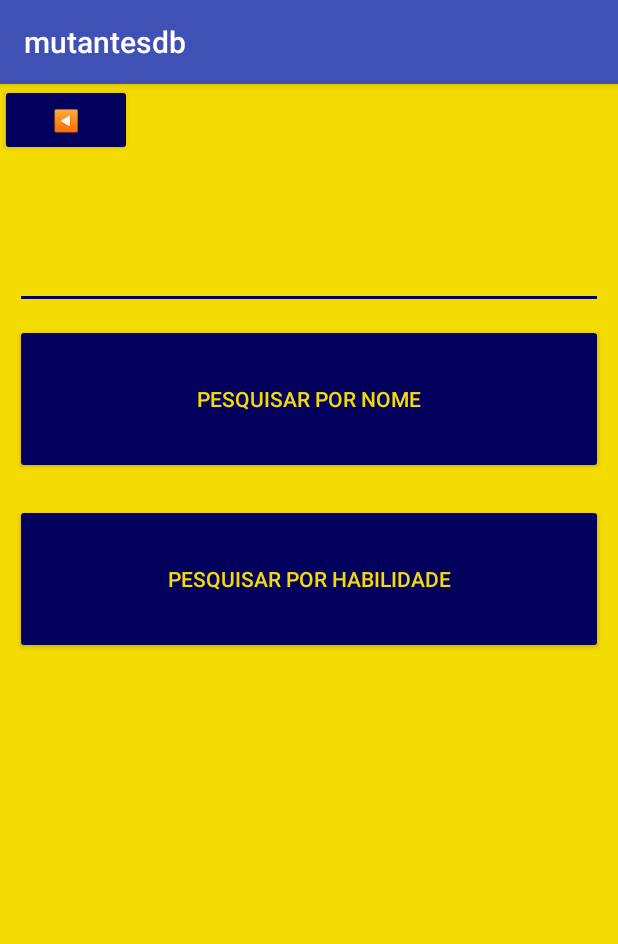
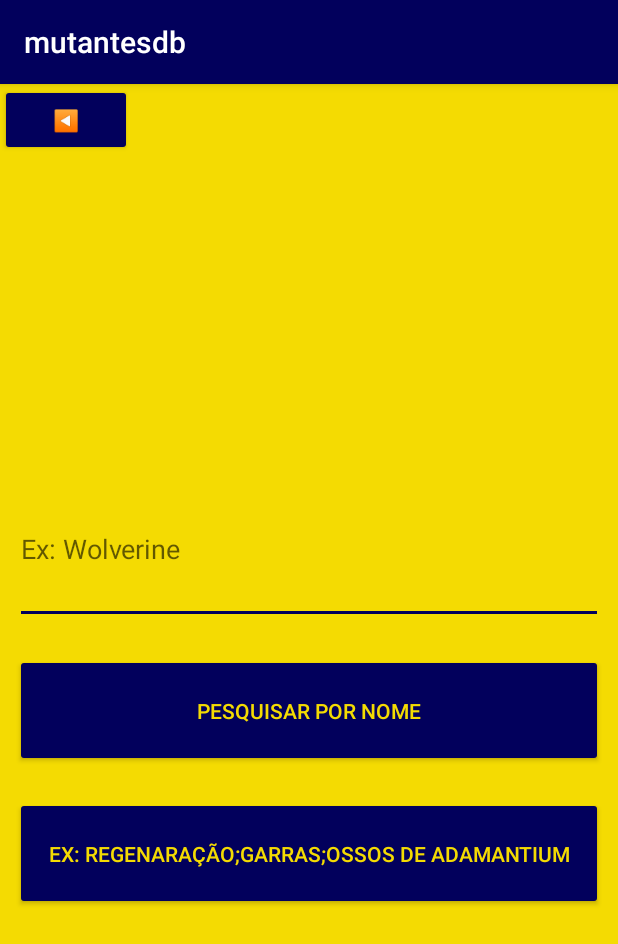
Before and after one commit to itaayp/BD-Mutantes, an Android app: the PesquisarActivity screen opened directly, with no data from a screen before it, on a phone screen of 412 x 824 dp. Shown: the top 944 px of the screen. Run offline under Robolectric (Android 15) with nearby library versions, the phone set to English and light mode, and no system bars.

Commit message:
correcoes finais

```diff
--- a/app/src/main/java/com/tads/jorge/mutantesdb/CadastrarActivity.java
+++ b/app/src/main/java/com/tads/jorge/mutantesdb/CadastrarActivity.java
@@ -11,14 +11,14 @@ public class CadastrarActivity extends AppCompatActivity {
 
     private TextView fieldName;
     private TextView fieldSkills;
-    private MutanteDAO mutanteDBoperation;
+    private MutanteDao mutanteDBoperation;
 
     @Override
     protected void onCreate(Bundle savedInstanceState) {
         super.onCreate(savedInstanceState);
         setContentView(R.layout.activity_cadastrar);
 
-        mutanteDBoperation = new MutanteDAO(this);
+        mutanteDBoperation = new MutanteDao(this);
         mutanteDBoperation.open();
 
         fieldName = findViewById(R.id.mutanteName);
--- a/app/src/main/java/com/tads/jorge/mutantesdb/EditarActivity.java
+++ b/app/src/main/java/com/tads/jorge/mutantesdb/EditarActivity.java
@@ -11,7 +11,7 @@ public class EditarActivity extends AppCompatActivity {
 
     private TextView fieldName;
     private TextView fieldSkills;
-    private MutanteDAO mutanteDBoperation;
+    private MutanteDao mutanteDBoperation;
     private int mutanteId;
     private String mutanteName;
 
@@ -20,7 +20,7 @@ public class EditarActivity extends AppCompatActivity {
         super.onCreate(savedInstanceState);
         setContentView(R.layout.activity_editar);
 
-        mutanteDBoperation = new MutanteDAO(this);
+        mutanteDBoperation = new MutanteDao(this);
         mutanteDBoperation.open();
 
         fieldName = findViewById(R.id.mutanteName);
--- a/app/src/main/java/com/tads/jorge/mutantesdb/ListarActivity.java
+++ b/app/src/main/java/com/tads/jorge/mutantesdb/ListarActivity.java
@@ -12,7 +12,7 @@ import java.util.List;
 
 public class ListarActivity extends AppCompatActivity {
 
-    private MutanteDAO mutanteDBoperation;
+    private MutanteDao mutanteDBoperation;
     private List listaMutantes;
     ListView list;
 
@@ -21,7 +21,7 @@ public class ListarActivity extends AppCompatActivity {
         super.onCreate(savedInstanceState);
         setContentView(R.layout.activity_listar);
 
-        mutanteDBoperation = new MutanteDAO(this);
+        mutanteDBoperation = new MutanteDao(this);
         mutanteDBoperation.open();
 
         listaMutantes = mutanteDBoperation.getAllMutantes();
--- a/app/src/main/java/com/tads/jorge/mutantesdb/MutanteDAO.java
+++ b/app/src/main/java/com/tads/jorge/mutantesdb/MutanteDao.java
@@ -9,14 +9,14 @@ import android.database.sqlite.SQLiteDatabase;
 import java.util.ArrayList;
 import java.util.List;
 
-public class MutanteDAO {
+public class MutanteDao {
 
     private MutanteBDWrapper dbHelper;
     private String[] MUTANTE_TABLE_COLUMNS = { MutanteBDWrapper.MUTANTE_ID, MutanteBDWrapper.MUTANTE_NAME };
     private String[] SKILL_TABLE_COLUMNS = { MutanteBDWrapper.MUTANTE_SKILL_ID, MutanteBDWrapper.SKILL_NAME};
     private SQLiteDatabase database;
 
-    public MutanteDAO(Context context){
+    public MutanteDao(Context context){
         dbHelper = new MutanteBDWrapper(context);
     }
 
--- a/app/src/main/res/layout/activity_pesquisar.xml
+++ b/app/src/main/res/layout/activity_pesquisar.xml
@@ -6,17 +6,28 @@
     android:background="@color/colorYellow"
     android:orientation="vertical" >
 
+    <ListView
+        android:id="@+id/list"
+        android:layout_width="match_parent"
+        android:layout_height="200dp"
+        android:layout_marginRight="10dp"
+        android:layout_marginLeft="10dp"
+        android:layout_marginTop="50dp"
+        android:layout_alignParentLeft="true">
+    </ListView>
+
     <EditText
         android:id="@+id/input"
         android:layout_width="match_parent"
         android:layout_height="100dp"
-        android:layout_marginTop="50dp"
-        android:layout_marginLeft="10dp"
-        android:layout_marginRight="10dp"
+        android:layout_margin="10dp"
         android:layout_centerVertical="true"
         android:textColor="@color/colorBlue"
-        android:layout_alignParentTop="true"
-        android:ems="10">
+        android:layout_below="@id/list"
+        android:hint="@string/nome_mutante"
+        android:singleLine="true"
+        android:inputType="textPersonName"
+        android:imeOptions="actionSearch">
 
         <requestFocus />
     </EditText>
@@ -24,7 +35,7 @@
     <Button
         android:id="@+id/btnNome"
         android:layout_width="match_parent"
-        android:layout_height="100dp"
+        android:layout_height="75dp"
         android:layout_margin="10dp"
         android:layout_centerVertical="true"
         android:backgroundTint="@color/colorBlue"
@@ -36,21 +47,14 @@
     <Button
         android:id="@+id/btnHabilidade"
         android:layout_width="match_parent"
-        android:layout_height="100dp"
+        android:layout_height="75dp"
         android:layout_margin="10dp"
         android:layout_centerVertical="true"
         android:backgroundTint="@color/colorBlue"
         android:textColor="@color/colorYellow"
         android:layout_below="@+id/btnNome"
         android:onClick="pesquisarHabilidade"
-        android:text="Pesquisar por habilidade" />
-
-    <ListView
-        android:id="@+id/list"
-        android:layout_width="match_parent"
-        android:layout_height="match_parent"
-        android:layout_alignParentLeft="true"
-        android:layout_below="@+id/input"></ListView>
+        android:text="@string/skills_mutante" />
 
     <Button
         android:id="@+id/btnVoltar"
--- a/app/src/main/res/values/colors.xml
+++ b/app/src/main/res/values/colors.xml
@@ -1,7 +1,7 @@
 <?xml version="1.0" encoding="utf-8"?>
 <resources>
-    <color name="colorPrimary">#3F51B5</color>
-    <color name="colorPrimaryDark">#303F9F</color>
+    <color name="colorPrimary">#02005C</color>
+    <color name="colorPrimaryDark">#02005C</color>
     <color name="colorAccent">#02005C</color>
     <color name="colorYellow">#F4DB02</color>
     <color name="colorBlue">#02005C</color>
```
Also changed, not shown: app/src/main/java/com/tads/jorge/mutantesdb/PesquisarActivity.java (+5 -5 lines), 2 other files.
